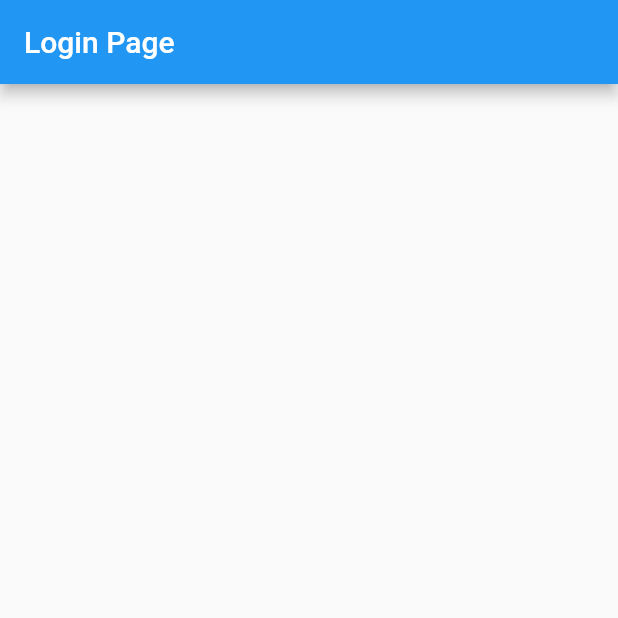
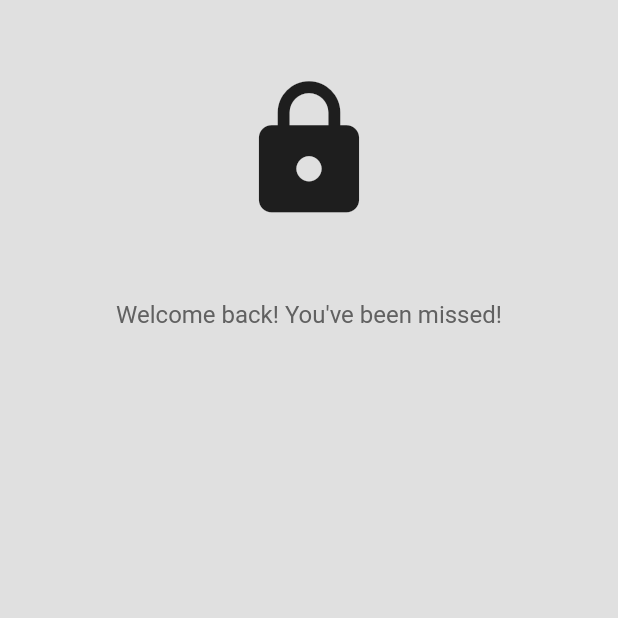
Before and after one commit to Sommos/Flutter_Simple_Login, a Flutter app: the screen it shows after launch, on a phone screen of 412 x 824 dp, the top half of it. Run offline on Flutter 3.47's test engine with Material 2 defaults, Android fonts, the phone set to English and light mode, and no system bars.

Commit message:
restarted project

```diff
--- a/lib/decision_tree.dart
+++ /dev/null
@@ -1,19 +0,0 @@
-import 'package:flutter/material.dart';
-
-import 'package:flutter/material.dart';
-
-import 'login_page.dart';
-import 'home_page.dart';
-
-class DecisionTree extends StatefulWidget {
-
-  @override
-  State<DecisionTree> createState() => _DecisionTreeState();
-}
-
-class _DecisionTreeState extends State<DecisionTree> {
-  @override
-  Widget build(BuildContext context) {
-      return LoginPage();
-    }
-  }
--- a/lib/home_page.dart
+++ /dev/null
@@ -1,9 +0,0 @@
-import 'package:flutter/material.dart';
-
-class HomePage extends StatelessWidget {
-
-  @override
-  Widget build(BuildContext context) {
-    return const Placeholder();
-  }
-}
--- a/lib/login_page.dart
+++ /dev/null
@@ -1,12 +0,0 @@
-import 'package:flutter/material.dart';
-
-class LoginPage extends StatelessWidget {
-  @override
-  Widget build(BuildContext context) {
-    return Scaffold(
-      appBar: AppBar(
-        title: Text("Login Page"),
-      ),
-    );
-  }
-}
--- a/lib/main.dart
+++ b/lib/main.dart
@@ -1,6 +1,6 @@
 import 'package:flutter/material.dart';
 
-import 'decision_tree.dart';
+import 'pages/login_page.dart';
 
 void main() {
   runApp(const MyApp());
@@ -11,9 +11,9 @@ class MyApp extends StatelessWidget {
 
   @override
   Widget build(BuildContext context) {
-    return MaterialApp(
+    return const MaterialApp(
       debugShowCheckedModeBanner: false,
-      home: DecisionTree(),
+      home: LoginPage(),
     );
   }
 }
--- /dev/null
+++ b/lib/pages/login_page.dart
@@ -0,0 +1,50 @@
+import 'package:flutter/material.dart';
+
+class LoginPage extends StatelessWidget {
+  const LoginPage({super.key});
+
+  @override
+  Widget build(BuildContext context) {
+    return Scaffold(
+      backgroundColor: Colors.grey[300],
+      body: SafeArea(
+        child: Center(
+          child: Column(
+            children: [
+              const SizedBox(height: 50),
+
+              // logo
+              const Icon(
+                Icons.lock,
+                size: 100,
+              ),
+
+              const SizedBox(height: 50),
+              // welcome back, you've been missed!
+              Text(
+                "Welcome back! You've been missed!",
+                style: TextStyle(color: Colors.grey[700],
+                fontSize: 16,
+                )
+              ),
+              // username text field
+
+              // password text field
+
+              // forgot password?
+
+              // sign in button
+
+              // or continue with
+
+              // google & apple sign in buttons
+
+              // not a member? register now
+
+            ],
+          ),
+        ),
+      )
+    );
+  }
+}
```
Also changed, not shown: pubspec.yaml (+2 -6 lines), lib/images/apple_logo.png (added), lib/images/google_logo.png (added), pubspec.lock, 1 other file.
